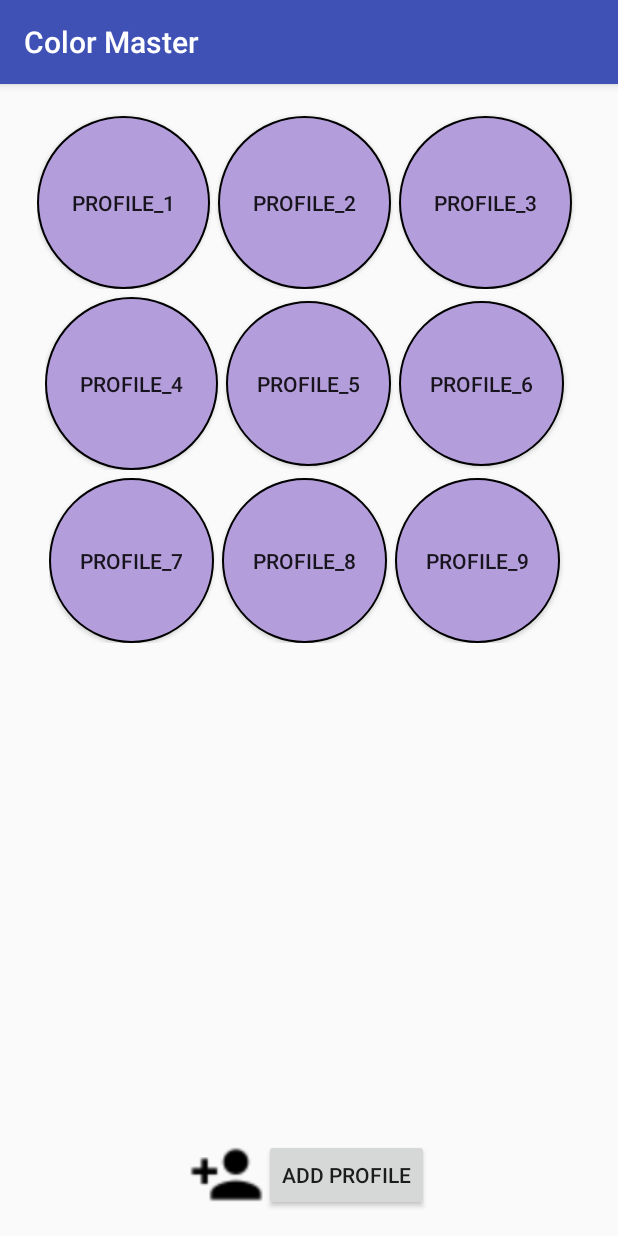
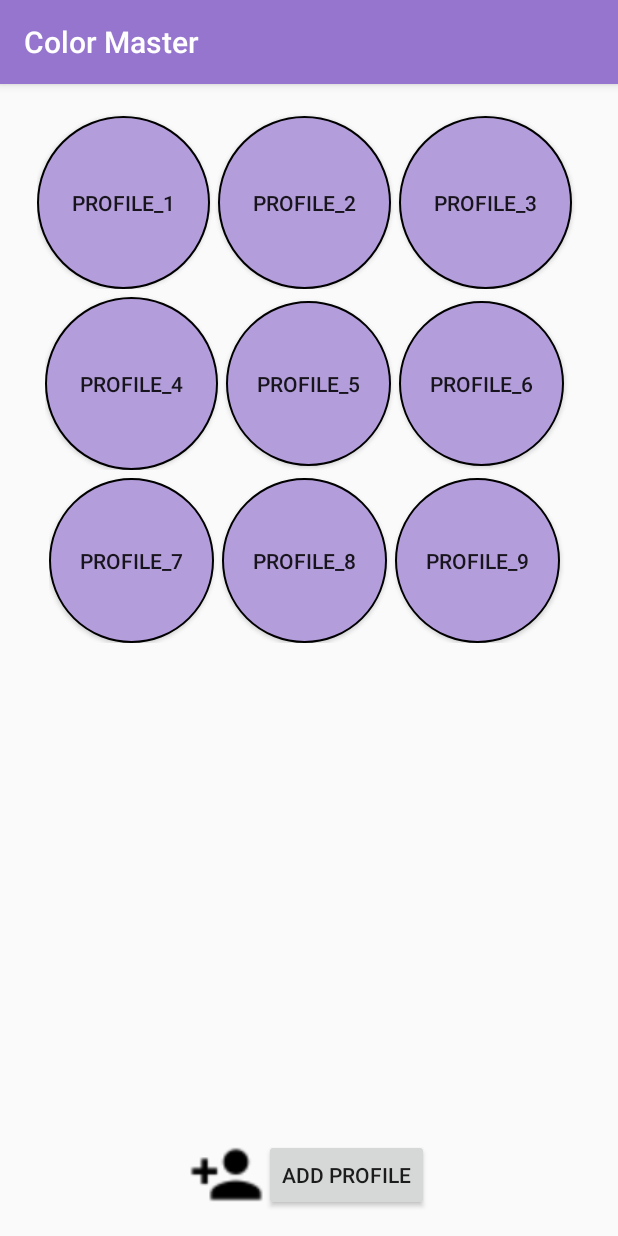
Before and after one commit to ogba101/ColourMaster, an Android app: the screen it shows after launch (profileManager), on a phone screen of 412 x 824 dp. Run offline under Robolectric (Android 15) with nearby library versions, the phone set to English and light mode, and no system bars.

Commit message:
committing colours

```diff
--- a/app/src/main/res/values/colors.xml
+++ b/app/src/main/res/values/colors.xml
@@ -1,6 +1,7 @@
 <?xml version="1.0" encoding="utf-8"?>
 <resources>
-    <color name="colorPrimary">#3F51B5</color>
-    <color name="colorPrimaryDark">#303F9F</color>
-    <color name="colorAccent">#3F51B5</color>
+        <color name="colorPrimary">#9575CD</color>
+        <color name="colorPrimaryDark">#673AB7</color>
+        <color name="colorAccent">#3F51B5</color>
+        <color name="background">#EDE7F6</color>
 </resources>
```
